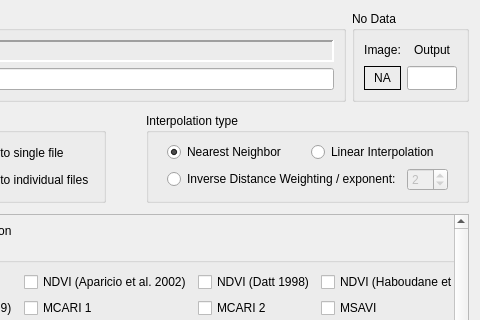
Qt form enmapbox/apps/lmuvegetationapps/GUI_VIT.ui (jakimowb/enmapbox_testmigration2) before a commit; both pictures show x 210 to 690 and y 0 to 320 of the 690 by 643 pixel window.
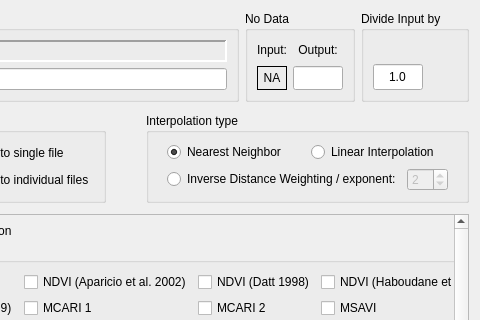
The same form after that commit. Custom widgets are drawn as their Qt base class.

Diff of the .ui file:
```diff
--- a/enmapbox/apps/lmuvegetationapps/GUI_VIT.ui
+++ b/enmapbox/apps/lmuvegetationapps/GUI_VIT.ui
@@ -1285,6 +1285,89 @@
         <zorder>lblInputImage</zorder>
        </widget>
       </item>
+      <item row="0" column="2">
+       <widget class="QGroupBox" name="groupBox_4">
+        <property name="title">
+         <string>Divide Input by</string>
+        </property>
+        <layout class="QHBoxLayout" name="horizontalLayout_4">
+         <item>
+          <widget class="QFrame" name="frame_9">
+           <property name="frameShape">
+            <enum>QFrame::NoFrame</enum>
+           </property>
+           <property name="frameShadow">
+            <enum>QFrame::Plain</enum>
+           </property>
+           <layout class="QVBoxLayout" name="verticalLayout_6">
+            <property name="leftMargin">
+             <number>0</number>
+            </property>
+            <property name="topMargin">
+             <number>0</number>
+            </property>
+            <property name="rightMargin">
+             <number>0</number>
+            </property>
+            <property name="bottomMargin">
+             <number>0</number>
+            </property>
+            <item>
+             <widget class="QLabel" name="label_3">
+              <property name="sizePolicy">
+               <sizepolicy hsizetype="Preferred" vsizetype="Preferred">
+                <horstretch>0</horstretch>
+                <verstretch>0</verstretch>
+               </sizepolicy>
+              </property>
+              <property name="minimumSize">
+               <size>
+                <width>0</width>
+                <height>0</height>
+               </size>
+              </property>
+              <property name="text">
+               <string/>
+              </property>
+             </widget>
+            </item>
+            <item>
+             <widget class="QLineEdit" name="txtDivisionFactor">
+              <property name="sizePolicy">
+               <sizepolicy hsizetype="Preferred" vsizetype="Preferred">
+                <horstretch>0</horstretch>
+                <verstretch>0</verstretch>
+               </sizepolicy>
+              </property>
+              <property name="minimumSize">
+               <size>
+                <width>0</width>
+                <height>26</height>
+               </size>
+              </property>
+              <property name="maximumSize">
+               <size>
+                <width>50</width>
+                <height>30</height>
+               </size>
+              </property>
+              <property name="text">
+               <string>1.0</string>
+              </property>
+              <property name="frame">
+               <bool>true</bool>
+              </property>
+              <property name="alignment">
+               <set>Qt::AlignCenter</set>
+              </property>
+             </widget>
+            </item>
+           </layout>
+          </widget>
+         </item>
+        </layout>
+       </widget>
+      </item>
       <item row="0" column="1">
        <widget class="QGroupBox" name="groupBox_9">
         <property name="sizePolicy">
@@ -1333,7 +1416,7 @@
             <item>
              <widget class="QLabel" name="label_12">
               <property name="sizePolicy">
-               <sizepolicy hsizetype="Maximum" vsizetype="Minimum">
+               <sizepolicy hsizetype="Preferred" vsizetype="Preferred">
                 <horstretch>0</horstretch>
                 <verstretch>0</verstretch>
                </sizepolicy>
@@ -1345,7 +1428,7 @@
                </size>
               </property>
               <property name="text">
-               <string>Image:</string>
+               <string>Input:</string>
               </property>
               <property name="alignment">
                <set>Qt::AlignCenter</set>
@@ -1355,7 +1438,7 @@
             <item>
              <widget class="QLabel" name="lblNodatImage">
               <property name="sizePolicy">
-               <sizepolicy hsizetype="Maximum" vsizetype="Preferred">
+               <sizepolicy hsizetype="Preferred" vsizetype="Preferred">
                 <horstretch>0</horstretch>
                 <verstretch>0</verstretch>
                </sizepolicy>
@@ -1407,7 +1490,7 @@
             <item>
              <widget class="QLabel" name="label_21">
               <property name="sizePolicy">
-               <sizepolicy hsizetype="Preferred" vsizetype="Minimum">
+               <sizepolicy hsizetype="Preferred" vsizetype="Preferred">
                 <horstretch>0</horstretch>
                 <verstretch>0</verstretch>
                </sizepolicy>
@@ -1419,7 +1502,7 @@
                </size>
               </property>
               <property name="text">
-               <string>Output</string>
+               <string>Output:</string>
               </property>
               <property name="alignment">
                <set>Qt::AlignCenter</set>
@@ -1429,7 +1512,7 @@
             <item>
              <widget class="QLineEdit" name="txtNodatOutput">
               <property name="sizePolicy">
-               <sizepolicy hsizetype="Preferred" vsizetype="Maximum">
+               <sizepolicy hsizetype="Preferred" vsizetype="Preferred">
                 <horstretch>0</horstretch>
                 <verstretch>0</verstretch>
                </sizepolicy>
```
